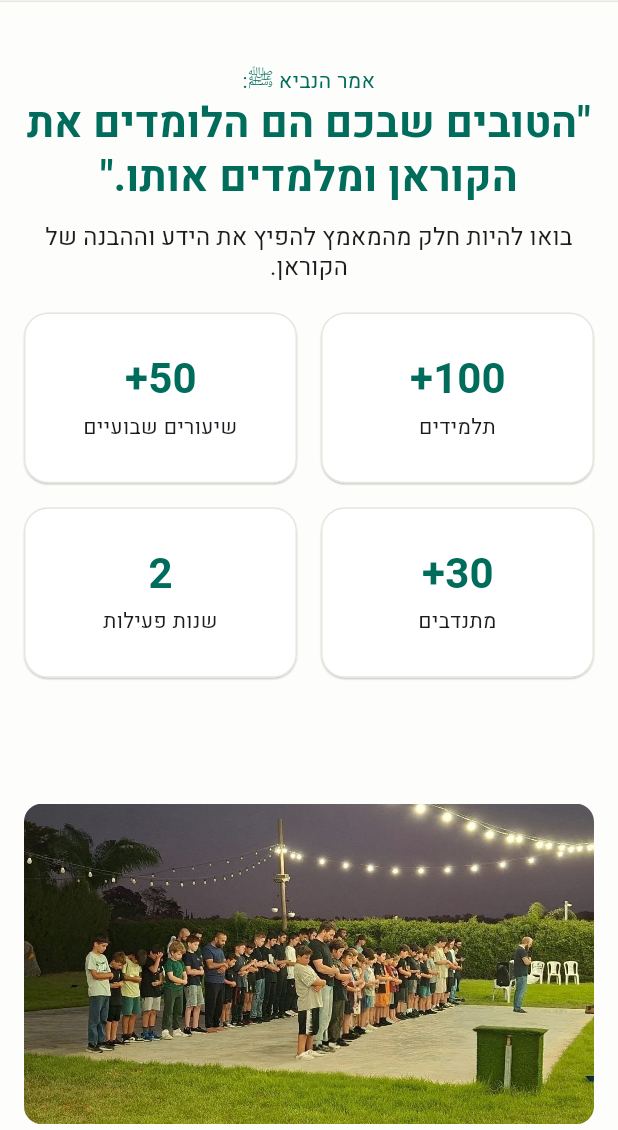
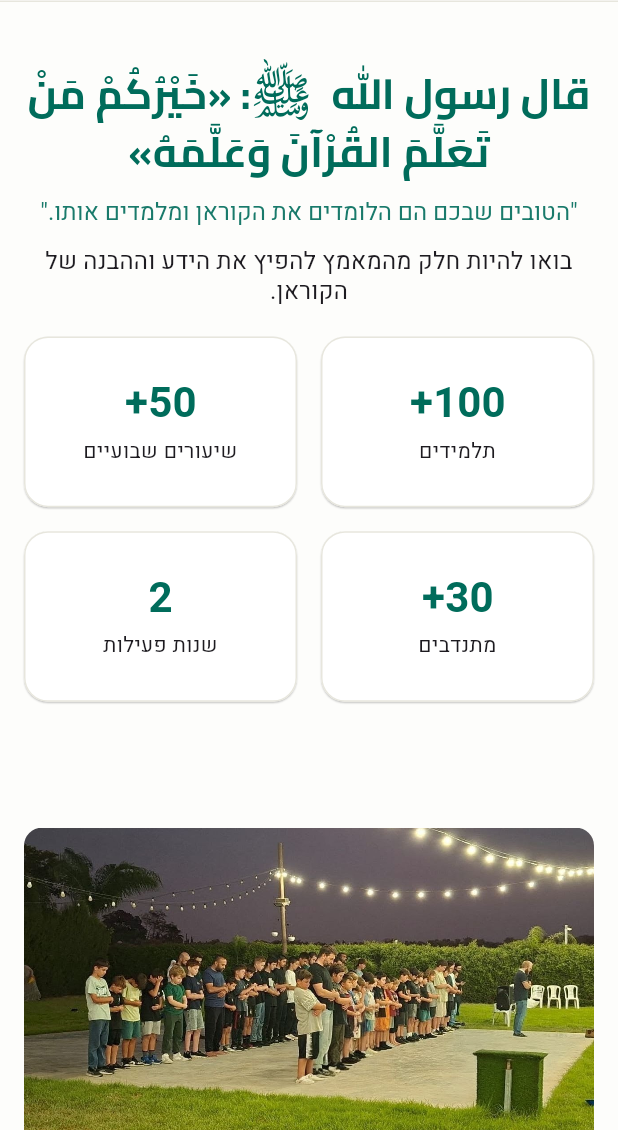
Before and after one commit to othman98shawgan/dar-al-fajr, a Flutter app: the screen it shows after launch, on a phone screen of 412 x 824 dp, the part 106-1236 px from its top. Run offline on Flutter 3.47's test engine with Material 3 defaults, Android fonts, the phone set to English and light mode, and no system bars; our stand-ins replace font_awesome_flutter, photo_view, shared_preferences, web.

Commit message:
Add ScheherazadeNew font and enhance hadith display
Added ScheherazadeNew font files and registered them in pubspec.yaml. Updated home_section.dart to render the ﷺ mark in Arabic hadiths using ScheherazadeNew Bold, improving typographic fidelity. Refactored hadith display logic for better separation of Arabic and translation, and adjusted text styles for clarity and consistency.

```diff
--- a/lib/content/site_content.dart
+++ b/lib/content/site_content.dart
@@ -33,9 +33,9 @@ class ContentConfig {
 /// ===== Home section =====
 class HomeContent {
   static const hadith = {
-    'en': 'The Prophet (PBUH) said:\n"The best of you are those who learn the Qur\'an and teach it."',
+    'en': '"The best of you are those who learn the Qur\'an and teach it."',
     'ar': 'قال رسول الله ﷺ: «خَيْرُكُمْ مَنْ تَعَلَّمَ القُرْآنَ وَعَلَّمَهُ»',
-    'he': 'אמר הנביא ﷺ:\n"הטובים שבכם הם הלומדים את הקוראן ומלמדים אותו."',
+    'he': '"הטובים שבכם הם הלומדים את הקוראן ומלמדים אותו."',
   };
 
   static const subtitle = {
--- a/lib/sections/home_section.dart
+++ b/lib/sections/home_section.dart
@@ -9,6 +9,31 @@ class HomeSection extends StatelessWidget {
   final AppLocale locale;
   const HomeSection({super.key, required this.locale});
 
+  Text _arabicWithMark(String text, TextStyle? baseStyle) {
+    // U+FDFA “ﷺ”
+    const mark = '\uFDFA';
+    final parts = text.split(mark);
+    final s = (baseStyle ?? const TextStyle()).copyWith(
+      // your hadith base stays Cairo (or whatever you already use)
+      fontFamily: 'Cairo',
+      letterSpacing: 0,
+    );
+
+    // Build spans: normal text in Cairo, the mark in ScheherazadeNew
+    final spans = <InlineSpan>[];
+    for (var i = 0; i < parts.length; i++) {
+      if (i > 0) {
+        spans.add(TextSpan(
+          text: ' $mark', // include a thin space before if you like
+          style: s.copyWith(fontFamily: 'ScheherazadeNew', fontWeight: FontWeight.w700),
+        ));
+      }
+      spans.add(TextSpan(text: parts[i], style: s));
+    }
+
+    return Text.rich(TextSpan(children: spans), textAlign: TextAlign.center);
+  }
+
   @override
   Widget build(BuildContext context) {
     final w = MediaQuery.sizeOf(context).width;
@@ -17,39 +42,105 @@ class HomeSection extends StatelessWidget {
     final labels = HomeContent.statsLabels(locale);
     final values = HomeContent.statsValues;
 
-    // split hadith -> intro + quote
-    final hadithText = t(HomeContent.hadith, locale).split('\n');
-    final intro = hadithText.length > 1 ? hadithText.first : '';
-    final quote = hadithText.length > 1 ? hadithText.sublist(1).join('\n') : hadithText.first;
+    // --- Always fetch Arabic hadith (for the main line) ---
+    List<String> _splitLines(String s) => s.split('\n');
+    final hadithArLines = _splitLines(t(HomeContent.hadith, 'ar'));
+    final arIntro = hadithArLines.length > 1 ? hadithArLines.first : '';
+    final arQuote = hadithArLines.length > 1 ? hadithArLines.sublist(1).join('\n') : hadithArLines.first;
+
+    // --- Translation only when locale is he/en ---
+    final showTranslation = locale == 'he' || locale == 'en';
+    final hadithTrLines = showTranslation ? _splitLines(t(HomeContent.hadith, locale)) : const <String>[];
+    final trIntro = showTranslation && hadithTrLines.length > 1 ? hadithTrLines.first : '';
+    final trQuote = showTranslation && hadithTrLines.isNotEmpty
+        ? (hadithTrLines.length > 1 ? hadithTrLines.sublist(1).join('\n') : hadithTrLines.first)
+        : '';
 
     final tt = Theme.of(context).textTheme;
+
+    // Base headline sizes by screen
     final base = isMobile ? tt.headlineMedium : tt.displaySmall;
 
-    final headlineStyle = (base ?? tt.titleLarge)?.copyWith(
+    // Arabic headline: force Cairo family so it looks correct on en/he pages too.
+    final arabicHeadlineStyle = (base ?? tt.titleLarge)?.copyWith(
       color: Brand.green,
-      fontWeight: FontWeight.w700, // optional
-      letterSpacing: 0.1, // optional
+      fontWeight: FontWeight.w700,
+      letterSpacing: 0, // Arabic: no extra letter spacing
+      fontFamily: 'Cairo', // <- ensure Arabic font even if app locale is en/he
+      height: 1.25,
     );
 
-    final subStyle = (isMobile ? Theme.of(context).textTheme.titleMedium : Theme.of(context).textTheme.titleLarge)
-        ?.copyWith(height: 1.25);
+    // Arabic intro (small, green label style)
+    final arabicIntroStyle = tt.labelLarge?.copyWith(
+      color: Brand.green,
+      letterSpacing: 0,
+      fontFamily: 'Cairo',
+    );
+    final trBase = isMobile ? tt.titleMedium : tt.titleLarge;
+
+    // Translation style: smaller than headline, neutral color
+    final translationStyle = trBase?.copyWith(
+      height: 1.35,
+      // For Hebrew we usually avoid letter spacing; English can keep defaults
+
+      color: Brand.green.withValues(alpha: 0.9),
+
+      letterSpacing: locale == 'he' ? 0 : null,
+      // No fontFamily here: theme already uses Heebo for he, Inter for en
+    );
+
+    final translationIntroStyle = (tt.labelLarge ?? trBase)?.copyWith(
+      height: 1.35,
+      fontSize: (trBase?.fontSize ?? (isMobile ? 18 : 22)) - 2,
+      letterSpacing: locale == 'he' ? 0 : null,
+      color: Brand.text.withOpacity(0.8),
+    );
+
+    final subStyle = (isMobile ? tt.titleMedium : tt.titleLarge)?.copyWith(height: 1.25);
 
     final gridCount = isMobile ? 2 : 4;
     final valueBoxWidth = isMobile ? 80.0 : 96.0; // fixed width for animated number
 
     return Column(
       children: [
-        if (intro.isNotEmpty)
-          Text(
-            intro,
-            textAlign: TextAlign.center,
-            style: Theme.of(context).textTheme.labelLarge?.copyWith(
-                  color: Brand.green,
-                  letterSpacing: 0.25,
+        // --- Arabic intro (if present) ---
+        if (arIntro.isNotEmpty)
+          Directionality(
+            textDirection: TextDirection.rtl,
+            child: _arabicWithMark(
+              arIntro,
+              tt.labelLarge?.copyWith(color: Brand.green),
             ),
           ),
-        // Hadith (hero)
-        Text(quote, textAlign: TextAlign.center, style: headlineStyle),
+
+        // Arabic hadith (always)
+        Directionality(
+          textDirection: TextDirection.rtl,
+          child: _arabicWithMark(
+            arQuote,
+            (base ?? tt.titleLarge)?.copyWith(
+              color: Brand.green,
+              fontWeight: FontWeight.w700,
+              height: 1.35,
+              // leave fontFamily off here (helper sets Cairo for body, Scheherazade for the mark)
+            ),
+          ),
+        ),
+
+        // --- Translation (only on he/en) ---
+        if (showTranslation && (trIntro.isNotEmpty || trQuote.isNotEmpty)) ...[
+          const SizedBox(height: 10),
+          Directionality(
+            textDirection: locale == 'he' ? TextDirection.rtl : TextDirection.ltr,
+            child: Column(
+              children: [
+                if (trIntro.isNotEmpty) Text(trIntro, textAlign: TextAlign.center, style: translationIntroStyle),
+                if (trQuote.isNotEmpty) Text(trQuote, textAlign: TextAlign.center, style: translationStyle),
+              ],
+            ),
+          ),
+        ],
+
         const SizedBox(height: 12),
 
         // Subtitle (slightly softer on mobile)
@@ -69,18 +160,28 @@ class HomeSection extends StatelessWidget {
           ),
           children: [
             _StatCard(
-                label: labels['students']!, value: values['students']!, valueBoxWidth: valueBoxWidth, forcePlus: true),
+              label: labels['students']!,
+              value: values['students']!,
+              valueBoxWidth: valueBoxWidth,
+              forcePlus: true,
+            ),
             _StatCard(
               label: labels['weeklyClasses']!,
               value: values['weeklyClasses']!,
               valueBoxWidth: valueBoxWidth,
-                forcePlus: true),
+              forcePlus: true,
+            ),
             _StatCard(
               label: labels['volunteers']!,
               value: values['volunteers']!,
               valueBoxWidth: valueBoxWidth,
-                forcePlus: true),
-            _StatCard(label: labels['years']!, value: values['years']!, valueBoxWidth: valueBoxWidth),
+              forcePlus: true,
+            ),
+            _StatCard(
+              label: labels['years']!,
+              value: values['years']!,
+              valueBoxWidth: valueBoxWidth,
+            ),
           ],
         ),
       ],
@@ -98,7 +199,7 @@ class _StatCard extends StatelessWidget {
     required this.label,
     required this.value,
     required this.valueBoxWidth,
-    this.forcePlus = false, // default off
+    this.forcePlus = false,
   });
 
   @override
```
Also changed, not shown: pubspec.yaml (+8 -0 lines), assets/fonts/ScheherazadeNew/ScheherazadeNew-Bold.ttf (added), assets/fonts/ScheherazadeNew/ScheherazadeNew-Regular.ttf (added), assets/fonts/ScheherazadeNew/ScheherazadeNew-SemiBold.ttf (added). Lines whose indentation alone changed are shown as unchanged.
